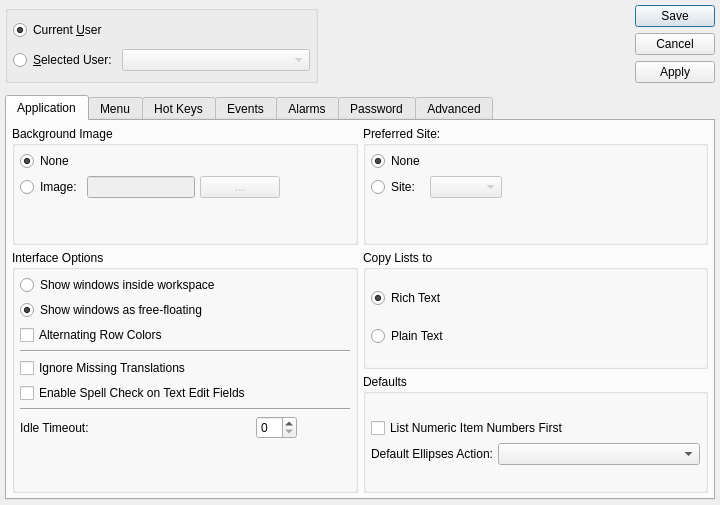
knowhow/xtuple, file guiclient/userPreferences.ui: the form before one commit.
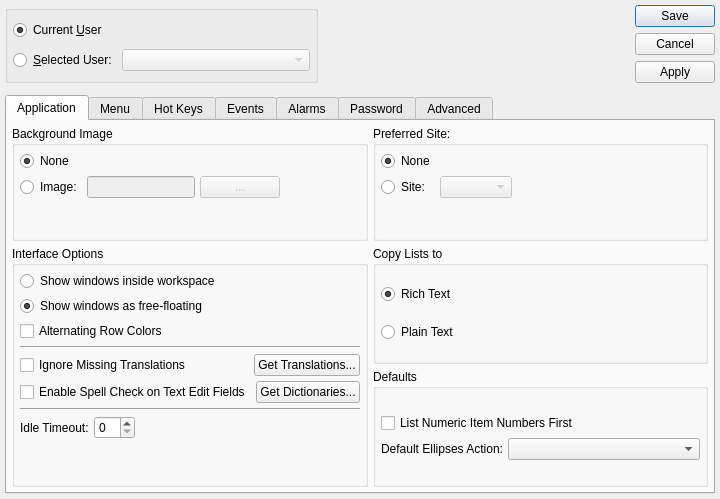
The form after the commit. Custom widgets are drawn as their Qt base class.

```diff
--- a/guiclient/userPreferences.ui
+++ b/guiclient/userPreferences.ui
@@ -14,7 +14,7 @@
     <x>0</x>
     <y>0</y>
     <width>720</width>
-    <height>505</height>
+    <height>499</height>
    </rect>
   </property>
   <property name="windowTitle">
@@ -278,115 +278,6 @@
            </layout>
           </widget>
          </item>
-         <item row="1" column="0" rowspan="2">
-          <widget class="QGroupBox" name="_interfaceGroup">
-           <property name="sizePolicy">
-            <sizepolicy hsizetype="Preferred" vsizetype="Expanding">
-             <horstretch>0</horstretch>
-             <verstretch>0</verstretch>
-            </sizepolicy>
-           </property>
-           <property name="title">
-            <string>Interface Options</string>
-           </property>
-           <layout class="QGridLayout">
-            <item row="0" column="0" colspan="3">
-             <widget class="QRadioButton" name="_interfaceWorkspace">
-              <property name="text">
-               <string>Show windows inside workspace</string>
-              </property>
-              <property name="checked">
-               <bool>false</bool>
-              </property>
-             </widget>
-            </item>
-            <item row="1" column="0" colspan="3">
-             <widget class="QRadioButton" name="_interfaceTopLevel">
-              <property name="text">
-               <string>Show windows as free-floating</string>
-              </property>
-              <property name="checked">
-               <bool>true</bool>
-              </property>
-             </widget>
-            </item>
-            <item row="3" column="0" colspan="3">
-             <widget class="Line" name="line">
-              <property name="orientation">
-               <enum>Qt::Horizontal</enum>
-              </property>
-             </widget>
-            </item>
-            <item row="4" column="0" colspan="3">
-             <widget class="QCheckBox" name="_ignoreTranslation">
-              <property name="text">
-               <string>Ignore Missing Translations</string>
-              </property>
-             </widget>
-            </item>
-            <item row="6" column="0" colspan="3">
-             <widget class="Line" name="line_2">
-              <property name="orientation">
-               <enum>Qt::Horizontal</enum>
-              </property>
-             </widget>
-            </item>
-            <item row="7" column="0">
-             <widget class="QLabel" name="_idleTimeoutLit">
-              <property name="text">
-               <string>Idle Timeout:</string>
-              </property>
-              <property name="buddy">
-               <cstring>_idleTimeout</cstring>
-              </property>
-             </widget>
-            </item>
-            <item row="7" column="1">
-             <widget class="QSpinBox" name="_idleTimeout"/>
-            </item>
-            <item row="7" column="2">
-             <spacer>
-              <property name="orientation">
-               <enum>Qt::Horizontal</enum>
-              </property>
-              <property name="sizeHint" stdset="0">
-               <size>
-                <width>40</width>
-                <height>20</height>
-               </size>
-              </property>
-             </spacer>
-            </item>
-            <item row="8" column="1">
-             <spacer name="verticalSpacer_2">
-              <property name="orientation">
-               <enum>Qt::Vertical</enum>
-              </property>
-              <property name="sizeHint" stdset="0">
-               <size>
-                <width>20</width>
-                <height>40</height>
-               </size>
-              </property>
-             </spacer>
-            </item>
-            <item row="2" column="0">
-             <widget class="QCheckBox" name="_alternating">
-              <property name="text">
-               <string>Alternating Row Colors</string>
-              </property>
-             </widget>
-            </item>
-            <item row="5" column="0">
-             <widget class="QCheckBox" name="_enableSpell">
-              <property name="text">
-               <string>Enable Spell Check on Text Edit Fields</string>
-              </property>
-             </widget>
-            </item>
-           </layout>
-          </widget>
-         </item>
          <item row="1" column="1">
           <widget class="QGroupBox" name="groupBox">
            <property name="sizePolicy">
@@ -481,6 +372,153 @@
            </layout>
           </widget>
          </item>
+         <item row="1" column="0" rowspan="2">
+          <widget class="QGroupBox" name="_interfaceGroup">
+           <property name="sizePolicy">
+            <sizepolicy hsizetype="Preferred" vsizetype="Expanding">
+             <horstretch>0</horstretch>
+             <verstretch>0</verstretch>
+            </sizepolicy>
+           </property>
+           <property name="title">
+            <string>Interface Options</string>
+           </property>
+           <layout class="QVBoxLayout" name="verticalLayout_2">
+            <item>
+             <widget class="QRadioButton" name="_interfaceWorkspace">
+              <property name="text">
+               <string>Show windows inside workspace</string>
+              </property>
+              <property name="checked">
+               <bool>false</bool>
+              </property>
+             </widget>
+            </item>
+            <item>
+             <widget class="QRadioButton" name="_interfaceTopLevel">
+              <property name="text">
+               <string>Show windows as free-floating</string>
+              </property>
+              <property name="checked">
+               <bool>true</bool>
+              </property>
+             </widget>
+            </item>
+            <item>
+             <widget class="QCheckBox" name="_alternating">
+              <property name="text">
+               <string>Alternating Row Colors</string>
+              </property>
+             </widget>
+            </item>
+            <item>
+             <widget class="Line" name="line">
+              <property name="orientation">
+               <enum>Qt::Horizontal</enum>
+              </property>
+             </widget>
+            </item>
+            <item>
+             <layout class="QHBoxLayout" name="horizontalLayout_3">
+              <item>
+               <widget class="QCheckBox" name="_ignoreTranslation">
+                <property name="sizePolicy">
+                 <sizepolicy hsizetype="MinimumExpanding" vsizetype="Fixed">
+                  <horstretch>0</horstretch>
+                  <verstretch>0</verstretch>
+                 </sizepolicy>
+                </property>
+                <property name="text">
+                 <string>Ignore Missing Translations</string>
+                </property>
+               </widget>
+              </item>
+              <item>
+               <widget class="QPushButton" name="_translations">
+                <property name="text">
+                 <string>Get Translations...</string>
+                </property>
+               </widget>
+              </item>
+             </layout>
+            </item>
+            <item>
+             <layout class="QHBoxLayout" name="horizontalLayout_4">
+              <item>
+               <widget class="QCheckBox" name="_enableSpell">
+                <property name="sizePolicy">
+                 <sizepolicy hsizetype="MinimumExpanding" vsizetype="Fixed">
+                  <horstretch>0</horstretch>
+                  <verstretch>0</verstretch>
+                 </sizepolicy>
+                </property>
+                <property name="text">
+                 <string>Enable Spell Check on Text Edit Fields</string>
+                </property>
+               </widget>
+              </item>
+              <item>
+               <widget class="QPushButton" name="_dictionaries">
+                <property name="text">
+                 <string>Get Dictionaries...</string>
+                </property>
+               </widget>
+              </item>
+             </layout>
+            </item>
+            <item>
+             <widget class="Line" name="line_2">
+              <property name="orientation">
+               <enum>Qt::Horizontal</enum>
+              </property>
+             </widget>
+            </item>
+            <item>
+             <layout class="QHBoxLayout" name="horizontalLayout_5">
+              <item>
+               <widget class="QLabel" name="_idleTimeoutLit">
+                <property name="text">
+                 <string>Idle Timeout:</string>
+                </property>
+                <property name="buddy">
+                 <cstring>_idleTimeout</cstring>
+                </property>
+               </widget>
+              </item>
+              <item>
+               <widget class="QSpinBox" name="_idleTimeout"/>
+              </item>
+              <item>
+               <spacer>
+                <property name="orientation">
+                 <enum>Qt::Horizontal</enum>
+                </property>
+                <property name="sizeHint" stdset="0">
+                 <size>
+                  <width>40</width>
+                  <height>20</height>
+                 </size>
+                </property>
+               </spacer>
+              </item>
+             </layout>
+            </item>
+            <item>
+             <spacer name="verticalSpacer_2">
+              <property name="orientation">
+               <enum>Qt::Vertical</enum>
+              </property>
+              <property name="sizeHint" stdset="0">
+               <size>
+                <width>20</width>
+                <height>40</height>
+               </size>
+              </property>
+             </spacer>
+            </item>
+           </layout>
+          </widget>
+         </item>
         </layout>
        </widget>
        <widget class="QWidget" name="_menu">
```
Left out of the diff: 12 changed lines with no effect on the pictures.
